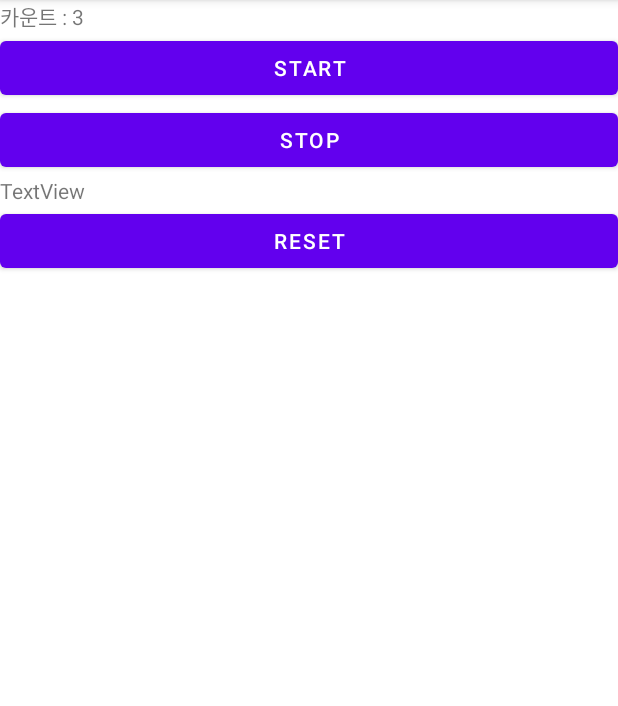
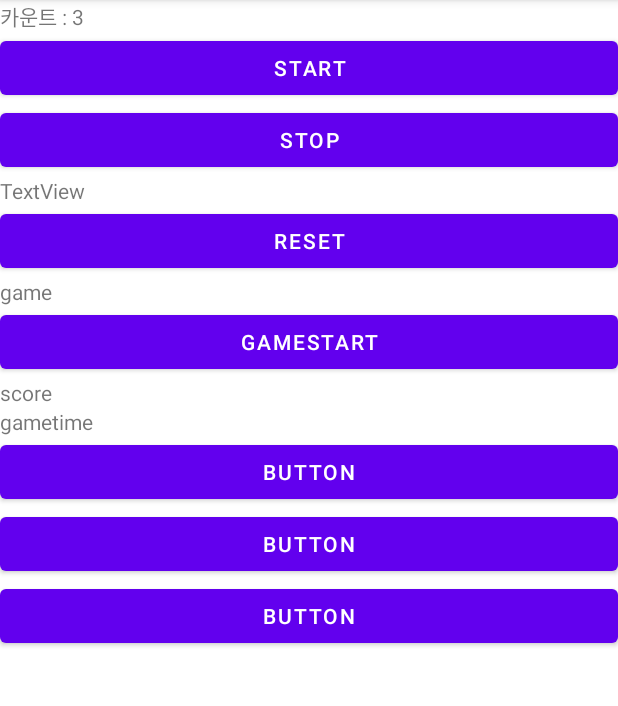
Before and after one commit to pha-ran/Android-first, an Android app: the screen it shows after launch (MainActivity), on a phone screen of 412 x 824 dp, the part 84-790 px from its top. Run offline under Robolectric (Android 15) with nearby library versions, the phone set to English and light mode, and no system bars.

Commit message:
Add game

```diff
--- a/Multi_Thread/app/src/main/java/com/example/multi_thread/MainActivity.kt
+++ b/Multi_Thread/app/src/main/java/com/example/multi_thread/MainActivity.kt
@@ -2,6 +2,7 @@ package com.example.multi_thread
 
 import androidx.appcompat.app.AppCompatActivity
 import android.os.Bundle
+import android.view.View
 import android.widget.Button
 import android.widget.TextView
 import java.util.*
@@ -12,6 +13,13 @@ class MainActivity : AppCompatActivity() {
     private var time = 0
     private var timerTask : Timer? = null
     private var text2 : TextView? = null
+    private var gametime = 30
+    private var score = 0
+    private var b1 : Button? = null
+    private var b2 : Button? = null
+    private var b3 : Button? = null
+    private var gametimetext : TextView? = null
+    private var scoretext : TextView? = null
 
     override fun onCreate(savedInstanceState: Bundle?) {
         super.onCreate(savedInstanceState)
@@ -22,7 +30,7 @@ class MainActivity : AppCompatActivity() {
         thread(start = true) {
             var i = 0
 
-            while(i < 10) {
+            while(i < 100) {
                 runOnUiThread {
                     findViewById<TextView>(R.id.text).text = "카운트 : ${i}"
                 }
@@ -43,10 +51,35 @@ class MainActivity : AppCompatActivity() {
         findViewById<Button>(R.id.button3).setOnClickListener {
             resetTImer()
         }
+
+        gametimetext = findViewById(R.id.gametime)
+        scoretext = findViewById(R.id.score)
+
+        findViewById<Button>(R.id.button4).setOnClickListener {
+            startGame()
+        }
+
+        b1 = findViewById<Button>(R.id.button5)
+        b1?.setOnClickListener {
+            score += 1
+            b1?.visibility = View.INVISIBLE
+        }
+
+        b2 = findViewById<Button>(R.id.button6)
+        b2?.setOnClickListener {
+            score += 1
+            b2?.visibility = View.INVISIBLE
+        }
+
+        b3 = findViewById<Button>(R.id.button7)
+        b3?.setOnClickListener {
+            score += 1
+            b3?.visibility = View.INVISIBLE
+        }
     }
 
     private fun startTimer() {
-        timerTask = timer(period = 10) {
+        timerTask = timer(period = 10) {    //실행 주기 = 10ms
             time++
 
             val sec = time/100
@@ -68,4 +101,59 @@ class MainActivity : AppCompatActivity() {
         time = 0
         text2?.text = "sec = 0 : 0"
     }
+
+    private fun startGame() {
+        score = 0
+        gametime = 30
+        b1?.visibility = View.INVISIBLE
+        b2?.visibility = View.INVISIBLE
+        b3?.visibility = View.INVISIBLE
+
+        timer(period = 1000) {
+            if (gametime > 0) {
+                gametime--
+
+                runOnUiThread {
+                    scoretext?.text = score.toString()
+                    gametimetext?.text = gametime.toString()
+
+                    b1v()
+                    b2v()
+                    b3v()
+                }
+            }
+            else {
+                b1?.visibility = View.INVISIBLE
+                b2?.visibility = View.INVISIBLE
+                b3?.visibility = View.INVISIBLE
+            }
+        }
+    }
+
+    private fun b1v() {
+        b1?.visibility = View.INVISIBLE
+        var random = Random().nextInt(9)+1
+
+        if (random < 4) {
+            b1?.visibility = View.VISIBLE
+        }
+    }
+
+    private fun b2v() {
+        b2?.visibility = View.INVISIBLE
+        var random = Random().nextInt(9)+1
+
+        if (random < 4) {
+            b2?.visibility = View.VISIBLE
+        }
+    }
+
+    private fun b3v() {
+        b3?.visibility = View.INVISIBLE
+        var random = Random().nextInt(9)+1
+
+        if (random < 4) {
+            b3?.visibility = View.VISIBLE
+        }
+    }
 }
--- a/Multi_Thread/app/src/main/res/layout/activity_main.xml
+++ b/Multi_Thread/app/src/main/res/layout/activity_main.xml
@@ -37,4 +37,46 @@
         android:layout_height="wrap_content"
         android:text="reset" />
 
+    <TextView
+        android:id="@+id/textView"
+        android:layout_width="match_parent"
+        android:layout_height="wrap_content"
+        android:text="game" />
+
+    <Button
+        android:id="@+id/button4"
+        android:layout_width="match_parent"
+        android:layout_height="wrap_content"
+        android:text="gamestart" />
+
+    <TextView
+        android:id="@+id/score"
+        android:layout_width="match_parent"
+        android:layout_height="wrap_content"
+        android:text="score" />
+
+    <TextView
+        android:id="@+id/gametime"
+        android:layout_width="match_parent"
+        android:layout_height="wrap_content"
+        android:text="gametime" />
+
+    <Button
+        android:id="@+id/button5"
+        android:layout_width="match_parent"
+        android:layout_height="wrap_content"
+        android:text="Button" />
+
+    <Button
+        android:id="@+id/button6"
+        android:layout_width="match_parent"
+        android:layout_height="wrap_content"
+        android:text="Button" />
+
+    <Button
+        android:id="@+id/button7"
+        android:layout_width="match_parent"
+        android:layout_height="wrap_content"
+        android:text="Button" />
+
 </LinearLayout>
```
